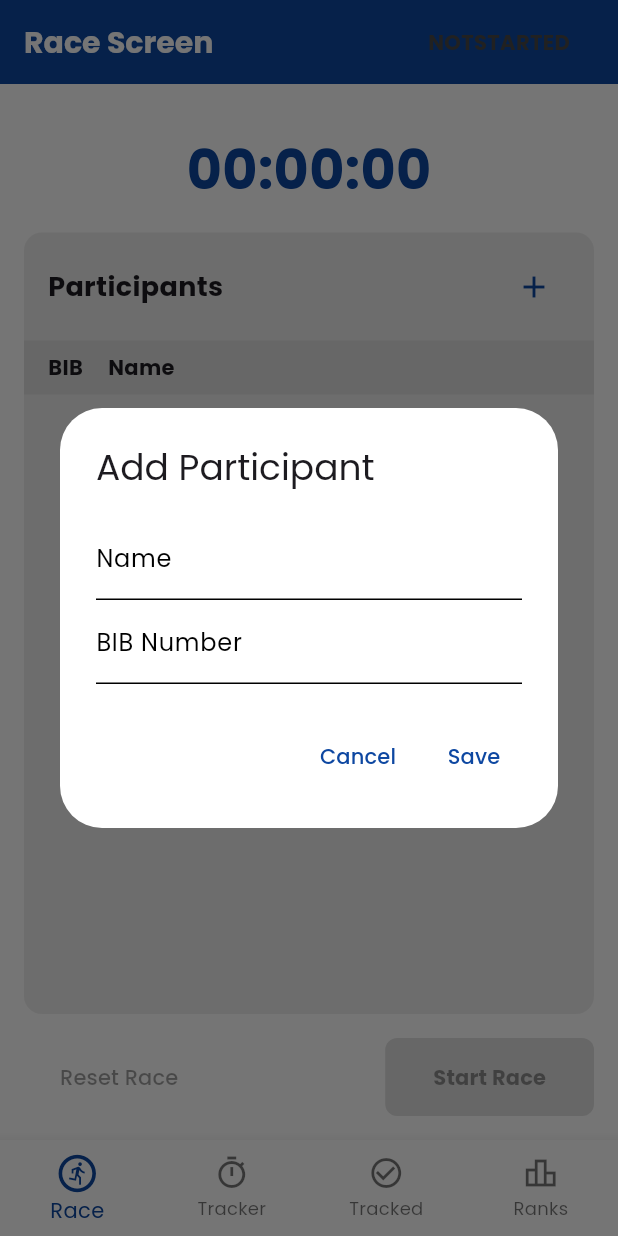
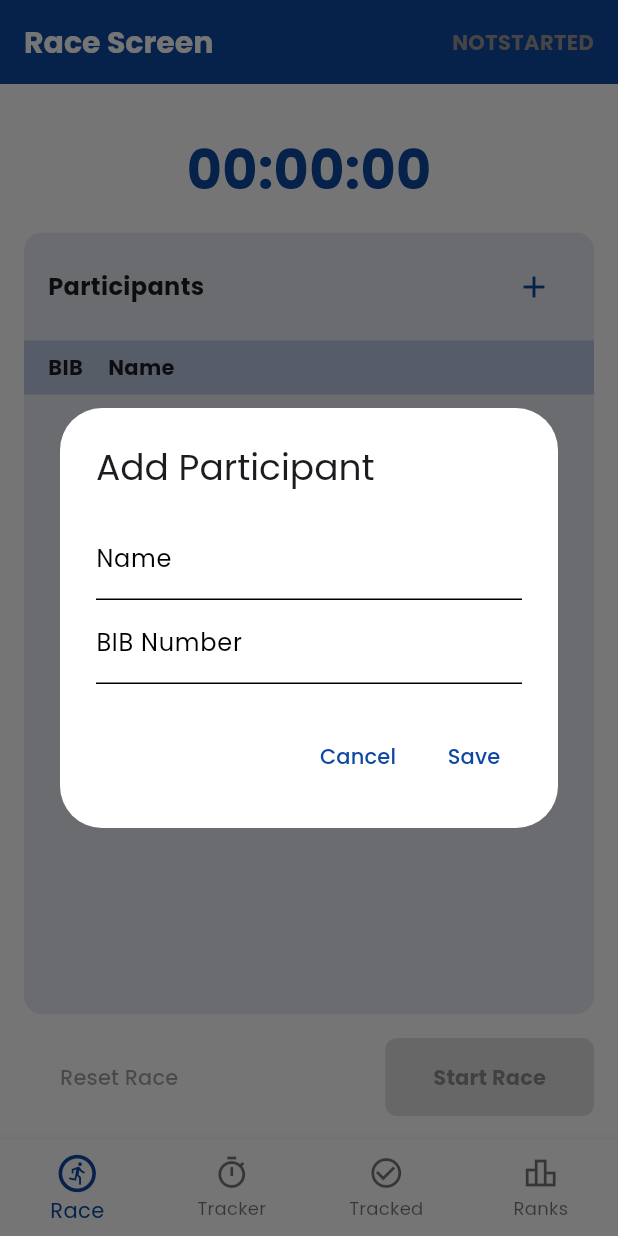
Before and after one commit to ornchannlyhov/multi_marathon, a Flutter app: the screen it shows after launch, after a tap on the "add" icon, on a phone screen of 412 x 824 dp. Run offline on Flutter 3.47's test engine with Material 3 defaults, Android fonts, the phone set to English and light mode, and no system bars; our stand-ins replace firebase_core, firebase_database, google_fonts; accounts and stored records are empty; generated files the repository leaves out were written again.

Commit message:
refine race screen

```diff
--- a/lib/presentation/screens/race/race_screen.dart
+++ b/lib/presentation/screens/race/race_screen.dart
@@ -1,8 +1,8 @@
-import 'dart:async';
 import 'package:flutter/material.dart';
+import 'package:multi_marathon/core/widgets/eror_indicator.dart';
 import 'package:multi_marathon/data/models/participant.dart';
-import 'package:multi_marathon/data/models/segment_time.dart';
 import 'package:multi_marathon/presentation/providers/race_timmer_provider.dart';
+import 'package:multi_marathon/presentation/widgets/timer_display_widget.dart';
 import 'package:provider/provider.dart';
 import 'package:multi_marathon/core/theme.dart';
 import 'package:multi_marathon/data/models/race.dart';
@@ -10,11 +10,12 @@ import 'package:multi_marathon/core/utils/async_value.dart';
 import 'package:multi_marathon/presentation/providers/race_provider.dart';
 import 'package:multi_marathon/presentation/providers/participant_provider.dart';
 import 'package:multi_marathon/presentation/providers/segment_tracking_provider.dart';
-import 'package:multi_marathon/presentation/screens/race/widgets/race_timer.dart';
 import 'package:multi_marathon/presentation/screens/race/widgets/race_controls.dart';
 import 'package:multi_marathon/presentation/screens/race/widgets/participants_list.dart';
 import 'package:multi_marathon/presentation/screens/race/widgets/edit_participant_dialog.dart';
 import 'package:multi_marathon/presentation/widgets/race_status_widget.dart';
+import 'package:multi_marathon/core/widgets/loading_indicator.dart';
+
 class RaceScreen extends StatefulWidget {
   const RaceScreen({super.key});
 
@@ -23,62 +24,28 @@ class RaceScreen extends StatefulWidget {
 }
 
 class _RaceScreenState extends State<RaceScreen> {
-  Segment selectedSegment = Segment.swimming;
-  Map<Segment, Set<String>> _recordedParticipants = {
-    Segment.swimming: {},
-    Segment.cycling: {},
-    Segment.running: {},
-  };
   bool _didLoad = false;
 
   @override
   void didChangeDependencies() {
     super.didChangeDependencies();
     if (!_didLoad) {
-      final raceProvider = context.read<RaceProvider>();
-      final segmentProvider = context.read<SegmentTrackingProvider>();
-      final raceState = raceProvider.raceState;
-
-      if (raceState.state == AsyncValueState.success && raceState.data != null) {
+      final raceState = context.read<RaceProvider>().raceState;
+      if (raceState.state == AsyncValueState.success &&
+          raceState.data != null) {
         final race = raceState.data!;
         if (race.raceStatus == RaceStatus.onGoing) {
           context.read<RaceTimerProvider>().updateRace(race);
         }
       }
-
-      final segmentsByParticipantState = segmentProvider.segmentsByParticipantState;
-      if (segmentsByParticipantState.state == AsyncValueState.success &&
-          segmentsByParticipantState.data != null) {
-        final segmentsByParticipant = segmentsByParticipantState.data!;
-        final recordedMap = {
-          Segment.swimming: <String>{},
-          Segment.cycling: <String>{},
-          Segment.running: <String>{},
-        };
-
-        segmentsByParticipant.forEach((id, times) {
-          for (final segmentTime in times) {
-            recordedMap[segmentTime.segment]!.add(id);
-          }
-        });
-
-        _recordedParticipants = recordedMap;
-      }
-
       _didLoad = true;
     }
   }
 
   Future<void> _handleStartRace() async {
     await context.read<SegmentTrackingProvider>().clearAllSegments();
+    // ignore: use_build_context_synchronously
     await context.read<RaceProvider>().startRace();
-    setState(() {
-      _recordedParticipants = {
-        Segment.swimming: {},
-        Segment.cycling: {},
-        Segment.running: {},
-      };
-    });
   }
 
   Future<void> _handleFinishRace() async {
@@ -87,14 +54,8 @@ class _RaceScreenState extends State<RaceScreen> {
 
   Future<void> _handleResetRace() async {
     await context.read<SegmentTrackingProvider>().clearAllSegments();
+    // ignore: use_build_context_synchronously
     await context.read<RaceProvider>().restartRace();
-    setState(() {
-      _recordedParticipants = {
-        Segment.swimming: {},
-        Segment.cycling: {},
-        Segment.running: {},
-      };
-    });
   }
 
   Future<void> _onEditParticipant(Participant participant) async {
@@ -114,44 +75,38 @@ class _RaceScreenState extends State<RaceScreen> {
     final raceState = raceProvider.raceState;
     final participantState = participantProvider.participantsState;
 
-    if (raceState.state == AsyncValueState.loading ||
-        participantState.state == AsyncValueState.loading) {
-      return const Scaffold(
-        body: Center(child: CircularProgressIndicator()),
-      );
-    }
-
-    if (raceState.state == AsyncValueState.error) {
-      return Scaffold(
-        body: Center(child: Text('Race Error: ${raceState.error}')),
-      );
-    }
-
-    if (participantState.state == AsyncValueState.error) {
-      return Scaffold(
-        body: Center(child: Text('Participant Error: ${participantState.error}')),
-      );
-    }
-
-    final race = raceState.data;
-    final participants = participantState.data ?? [];
-
+    return raceState.when(
+      loading: () => const Scaffold(
+        body: Center(child: LoadingIndicator()),
+      ),
+      error: (error) => Scaffold(
+        appBar: AppBar(title: const Text("Race Screen")),
+        body: ErrorDisplay(message: 'Race Error: $error'),
+      ),
+      success: (race) {
+        return participantState.when(
+          loading: () => const Scaffold(
+            body: Center(child: LoadingIndicator()),
+          ),
+          error: (error) => Scaffold(
+            appBar: AppBar(title: const Text("Race Screen")),
+            body: ErrorDisplay(message: 'Participant Error: $error'),
+          ),
+          success: (participants) {
             return Scaffold(
               appBar: AppBar(
                 title: const Text('Race Screen'),
                 backgroundColor: AppTheme.primaryColor,
                 foregroundColor: Colors.white,
                 actions: [
-          Padding(
-            padding: const EdgeInsets.symmetric(horizontal: 16.0),
-            child: RaceStatusWidget(
-              race: race ?? Race(
+                  RaceStatusWidget(
+                    race: race ??
+                        Race(
                           raceStatus: RaceStatus.notStarted,
                           startTime: 0,
                           endTime: 0,
                         ),
-            ),
-          ),
+                  )
                 ],
               ),
               body: SafeArea(
@@ -161,19 +116,17 @@ class _RaceScreenState extends State<RaceScreen> {
                     crossAxisAlignment: CrossAxisAlignment.stretch,
                     children: [
                       const SizedBox(height: 16),
-              RaceTimer(elapsedSeconds: raceTimerProvider.elapsedSeconds),
+                      TimerDisplayWidget(
+                          elapsedSeconds: raceTimerProvider.elapsedSeconds),
                       const SizedBox(height: 16),
                       Expanded(
                         child: ParticipantsList(
                           participants: participants,
                           race: race,
-                  selectedSegment: selectedSegment.name,
                           onEdit: _onEditParticipant,
                           onDelete: _onDeleteParticipant,
-                  recordedParticipants: _recordedParticipants,
-                  onAdd: () {
-                    showEditParticipantDialog(context: context, participant: null);
-                  },
+                          onAdd: () => showEditParticipantDialog(
+                              context: context, participant: null),
                         ),
                       ),
                       const SizedBox(height: 16),
@@ -188,5 +141,9 @@ class _RaceScreenState extends State<RaceScreen> {
                 ),
               ),
             );
+          },
+        );
+      },
+    );
   }
 }
--- a/lib/presentation/screens/race/widgets/edit_participant_dialog.dart
+++ b/lib/presentation/screens/race/widgets/edit_participant_dialog.dart
@@ -5,7 +5,7 @@ import 'package:multi_marathon/presentation/providers/participant_provider.dart'
 
 Future<void> showEditParticipantDialog({
   required BuildContext context,
-  Participant? participant, // null for add
+  Participant? participant,
 }) {
   final isEditing = participant != null;
   final nameController = TextEditingController(text: participant?.name ?? '');
@@ -47,7 +47,7 @@ Future<void> showEditParticipantDialog({
                     Provider.of<ParticipantProvider>(context, listen: false);
                 if (isEditing) {
                   provider.updateParticipant(
-                    participant.id, // ensure participant is not null here
+                    participant.id,
                     nameController.text,
                     int.parse(bibController.text)
                   );
--- a/lib/presentation/screens/race/widgets/participants_list.dart
+++ b/lib/presentation/screens/race/widgets/participants_list.dart
@@ -1,34 +1,31 @@
 import 'package:flutter/material.dart';
+import 'package:multi_marathon/core/theme.dart';
 import 'package:multi_marathon/data/models/participant.dart';
 import 'package:multi_marathon/data/models/race.dart';
-import 'package:multi_marathon/data/models/segment_time.dart';
 import 'package:multi_marathon/presentation/screens/race/widgets/participant_item.dart';
 
 class ParticipantsList extends StatelessWidget {
   final List<Participant> participants;
   final Race? race;
-  final String selectedSegment;
-  final Map<Segment, Set<String>> recordedParticipants;
   final void Function(Participant participant) onEdit;
   final void Function(String participantId) onDelete;
-  final void Function()? onAdd; // Nullable function to add a participant
+  final void Function()? onAdd;
 
   const ParticipantsList({
     super.key,
     required this.participants,
     required this.race,
-    required this.selectedSegment,
-    required this.recordedParticipants,
     required this.onEdit,
     required this.onDelete,
-    this.onAdd, // Make the add function nullable
+    this.onAdd,
   });
 
   @override
   Widget build(BuildContext context) {
     return Container(
       decoration: BoxDecoration(
-        color: Colors.grey.shade200,
+        // ignore: deprecated_member_use
+        color: AppTheme.primaryColor.withOpacity(0.1),
         borderRadius: BorderRadius.circular(12),
       ),
       child: Column(
@@ -40,9 +37,9 @@ class ParticipantsList extends StatelessWidget {
               children: [
                 const Text(
                   'Participants',
-                  style: TextStyle(fontSize: 18, fontWeight: FontWeight.bold),
+                  style: TextStyle(fontSize: 16, fontWeight: FontWeight.bold),
                 ),
-                if (onAdd != null) // Show the Add button only if onAdd is provided
+                if (onAdd != null)
                   IconButton(
                   onPressed: onAdd,
                   icon: const Icon(Icons.add),
@@ -52,7 +49,8 @@ class ParticipantsList extends StatelessWidget {
             ),
           ),
           Container(
-            color: Colors.grey.shade300,
+            // ignore: deprecated_member_use
+            color: AppTheme.primaryColor.withOpacity(0.2),
             padding: const EdgeInsets.symmetric(vertical: 8, horizontal: 16),
             child: const Row(
               children: [
@@ -63,7 +61,7 @@ class ParticipantsList extends StatelessWidget {
                 Expanded(
                     child: Text('Name',
                         style: TextStyle(fontWeight: FontWeight.bold))),
-                SizedBox(width: 70), // Edit/Delete button space
+                SizedBox(width: 70),
               ],
             ),
           ),
@@ -78,8 +76,6 @@ class ParticipantsList extends StatelessWidget {
                       return ParticipantItem(
                         participant: participant,
                         race: race,
-                        selectedSegment: selectedSegment,
-                        recordedParticipants: recordedParticipants,
                         onEdit: () => onEdit(participant),
                         onDelete: () => onDelete(participant.id),
                       );
--- a/lib/presentation/screens/race/widgets/race_controls.dart
+++ b/lib/presentation/screens/race/widgets/race_controls.dart
@@ -1,8 +1,10 @@
 import 'package:flutter/material.dart';
 import 'package:google_fonts/google_fonts.dart';
+import 'package:multi_marathon/core/theme.dart';
 import 'package:multi_marathon/data/models/race.dart';
 import 'package:multi_marathon/presentation/providers/race_timmer_provider.dart';
 import 'package:provider/provider.dart';
+
 class RaceControls extends StatelessWidget {
   final Race? race;
   final VoidCallback? onStart;
@@ -19,17 +21,24 @@ class RaceControls extends StatelessWidget {
 
   @override
   Widget build(BuildContext context) {
+    final isStart = race?.raceStatus == RaceStatus.notStarted;
+    final isFinish = race?.raceStatus == RaceStatus.onGoing;
+    final buttonColor = isStart
+        ? AppTheme.success
+        : isFinish
+            ? AppTheme.dangerColor
+            : AppTheme.disable;
+
     return Row(
       mainAxisAlignment: MainAxisAlignment.spaceBetween,
       children: [
-        // Reset Button
         TextButton(
           onPressed: race?.raceStatus == RaceStatus.onGoing ||
                   race?.raceStatus == RaceStatus.finished
               ? () {
-                  // Reset the timer when reset is clicked
-                  Provider.of<RaceTimerProvider>(context, listen: false).reset();
-                  onReset?.call(); // Also trigger the onReset callback if needed
+                  Provider.of<RaceTimerProvider>(context, listen: false)
+                      .reset();
+                  onReset?.call();
                 }
               : null,
           style: TextButton.styleFrom(
@@ -37,22 +46,21 @@ class RaceControls extends StatelessWidget {
           ),
           child: Text('Reset Race', style: GoogleFonts.poppins()),
         ),
-
-        // Start/Finish Button
         ElevatedButton(
-          onPressed: race?.raceStatus == RaceStatus.notStarted
+          onPressed: isStart
               ? onStart
-              : race?.raceStatus == RaceStatus.onGoing
+              : isFinish
                   ? onFinish
                   : null,
           style: ElevatedButton.styleFrom(
-            backgroundColor: Colors.green,
-            foregroundColor: Colors.white,
+            backgroundColor: buttonColor,
+            foregroundColor: AppTheme.backgroundColor,
             padding: const EdgeInsets.symmetric(horizontal: 32, vertical: 16),
-            shape: RoundedRectangleBorder(borderRadius: BorderRadius.circular(8)),
+            shape:
+                RoundedRectangleBorder(borderRadius: BorderRadius.circular(8)),
           ),
           child: Text(
-            race?.raceStatus == RaceStatus.onGoing ? 'Finish Race' : 'Start Race',
+            isFinish ? 'Finish Race' : 'Start Race',
             style: GoogleFonts.poppins(fontWeight: FontWeight.bold),
           ),
         ),
--- a/lib/presentation/screens/race/widgets/race_timer.dart
+++ /dev/null
@@ -1,13 +0,0 @@
-import 'package:flutter/material.dart';
-import 'package:multi_marathon/presentation/widgets/timer_display_widget.dart';
-
-class RaceTimer extends StatelessWidget {
-  final int elapsedSeconds;
-
-  const RaceTimer({super.key, required this.elapsedSeconds});
-
-  @override
-  Widget build(BuildContext context) {
-    return TimerDisplayWidget(elapsedSeconds: elapsedSeconds);
-  }
-}
--- a/lib/presentation/widgets/race_status_widget.dart
+++ b/lib/presentation/widgets/race_status_widget.dart
@@ -15,12 +15,12 @@ class RaceStatusWidget extends StatelessWidget {
       child: Center(
         child: Text(
           race.raceStatus == RaceStatus.onGoing
-              ? 'onGoing'
+              ? 'ONGOING'
               : race.raceStatus.name.toUpperCase(),
           style: GoogleFonts.poppins(
             color: race.raceStatus == RaceStatus.onGoing
                 ? AppTheme.success
-                : AppTheme.disable,
+                : const Color.fromARGB(255, 153, 149, 149),
             fontWeight: FontWeight.bold,
           ),
         ),
```
Also changed, not shown: lib/data/dummy/dummy.json (added, +41 -0 lines), lib/presentation/screens/race/widgets/participant_item.dart (+4 -9 lines), lib/presentation/screens/tracked/widgets/tracked_participant_list.dart (+30 -69 lines). Lines whose indentation alone changed are shown as unchanged.
